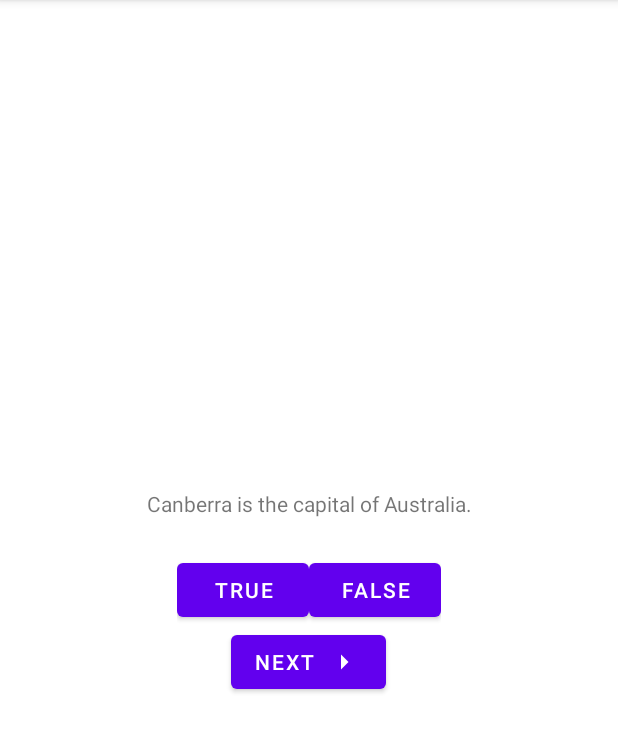
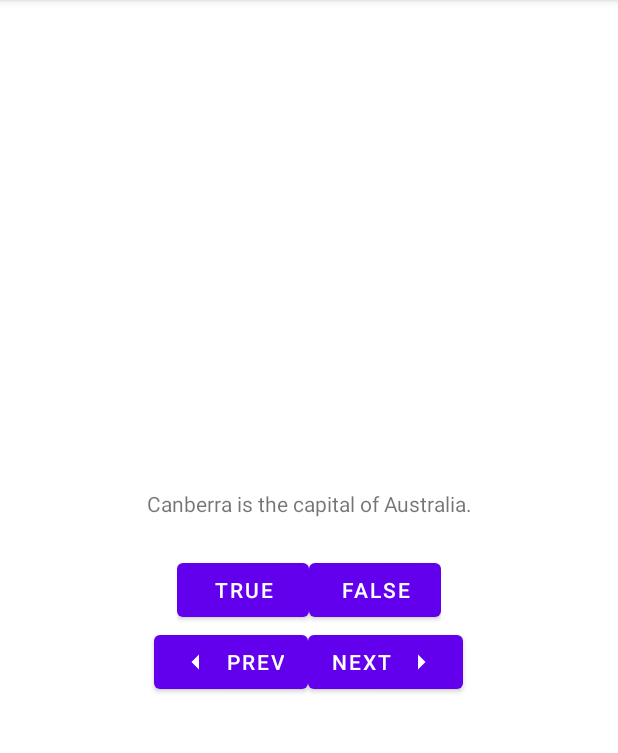
Before and after one commit to DanilloSantosTi/GeoQuiz, an Android app: the screen it shows after launch (MainActivity), on a phone screen of 412 x 824 dp, the part 84-837 px from its top. Run offline under Robolectric (Android 15) with nearby library versions, the phone set to English and light mode, and no system bars.

Commit message:
[master] feature - add previous button

```diff
--- a/app/src/main/java/com/example/geoquiz/MainActivity.kt
+++ b/app/src/main/java/com/example/geoquiz/MainActivity.kt
@@ -39,6 +39,13 @@ class MainActivity : AppCompatActivity() {
             currentIndex = (currentIndex + 1) % questionBank.size
             updateQuestion()
         }
+
+        binding.previousButton.setOnClickListener {
+            if (currentIndex != 0) {
+                currentIndex = (currentIndex - 1) % questionBank.size
+                updateQuestion()
+            }
+        }
     }
 
     private fun updateQuestion() {
--- /dev/null
+++ b/app/src/main/res/drawable/arrow_left.xml
@@ -0,0 +1,5 @@
+<vector android:autoMirrored="true" android:height="24dp"
+    android:tint="#000000" android:viewportHeight="24"
+    android:viewportWidth="24" android:width="24dp" xmlns:android="http://schemas.android.com/apk/res/android">
+    <path android:fillColor="@android:color/white" android:pathData="M14,7l-5,5 5,5V7z"/>
+</vector>
--- a/app/src/main/res/layout/activity_main.xml
+++ b/app/src/main/res/layout/activity_main.xml
@@ -1,9 +1,9 @@
 <?xml version="1.0" encoding="utf-8"?>
 <LinearLayout xmlns:android="http://schemas.android.com/apk/res/android"
     xmlns:app="http://schemas.android.com/apk/res-auto"
+    xmlns:tools="http://schemas.android.com/tools"
     android:layout_width="match_parent"
     android:layout_height="match_parent"
-    xmlns:tools="http://schemas.android.com/tools"
     android:gravity="center"
     android:orientation="vertical">
 
@@ -11,9 +11,9 @@
         android:id="@+id/question_text_view"
         android:layout_width="wrap_content"
         android:layout_height="wrap_content"
+        android:gravity="center"
         android:padding="24dp"
-        android:gravity="center"
-        tools:text="@string/question_australia"/>
+        tools:text="@string/question_australia" />
 
     <LinearLayout
         android:layout_width="wrap_content"
@@ -34,12 +34,27 @@
 
     </LinearLayout>
 
-    <Button
-        android:id="@+id/next_button"
-        android:layout_width="wrap_content"
+    <LinearLayout
+        android:layout_width="match_parent"
         android:layout_height="wrap_content"
-        android:text="@string/next_button"
-        app:icon="@drawable/ic_baseline_arrow_right_24"
-        app:iconGravity="end"/>
+        android:gravity="center"
+        android:orientation="horizontal">
+
+        <Button
+            android:id="@+id/previous_button"
+            android:layout_width="wrap_content"
+            android:layout_height="wrap_content"
+            android:text="@string/prev_button"
+            app:icon="@drawable/arrow_left" />
+
+        <Button
+            android:id="@+id/next_button"
+            android:layout_width="wrap_content"
+            android:layout_height="wrap_content"
+            android:text="@string/next_button"
+            app:icon="@drawable/ic_baseline_arrow_right_24"
+            app:iconGravity="end" />
+
+    </LinearLayout>
 
 </LinearLayout>
--- a/app/src/main/res/values/strings.xml
+++ b/app/src/main/res/values/strings.xml
@@ -13,6 +13,7 @@ freshwater lake.</string>
     <string name="true_button">True</string>
     <string name="false_button">False</string>
     <string name="next_button">Next</string>
+    <string name="prev_button">Prev</string>
     <string name="correct_response">Resposta correta</string>
     <string name="incorrect_response">Resposta incorreta</string>
 </resources>
```
